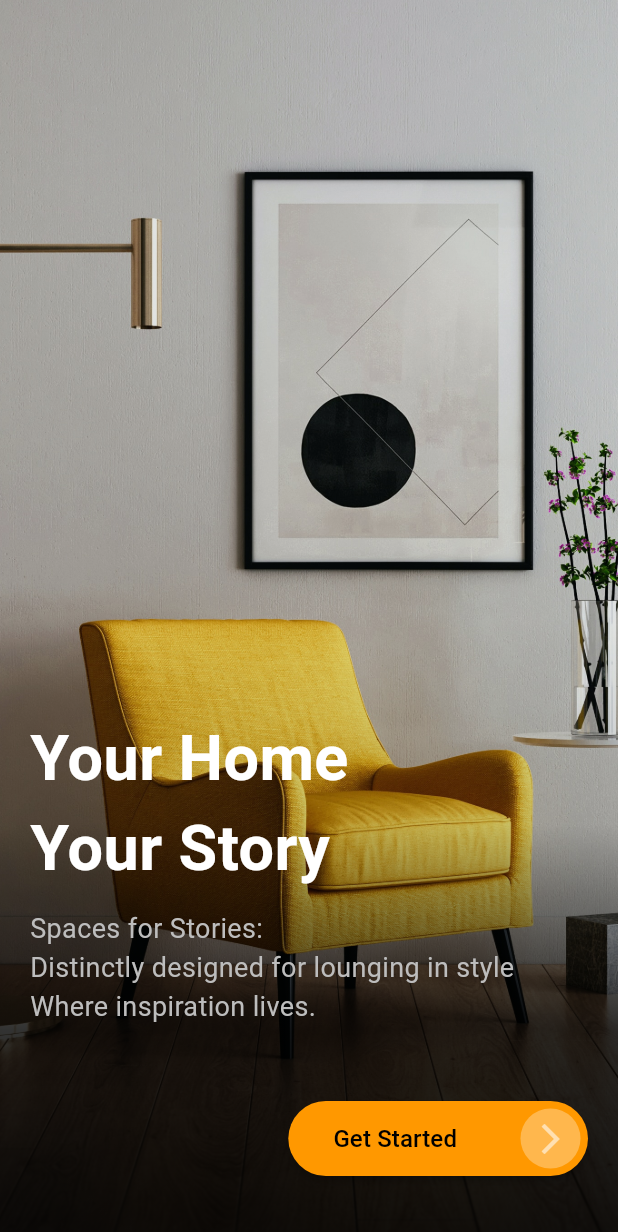
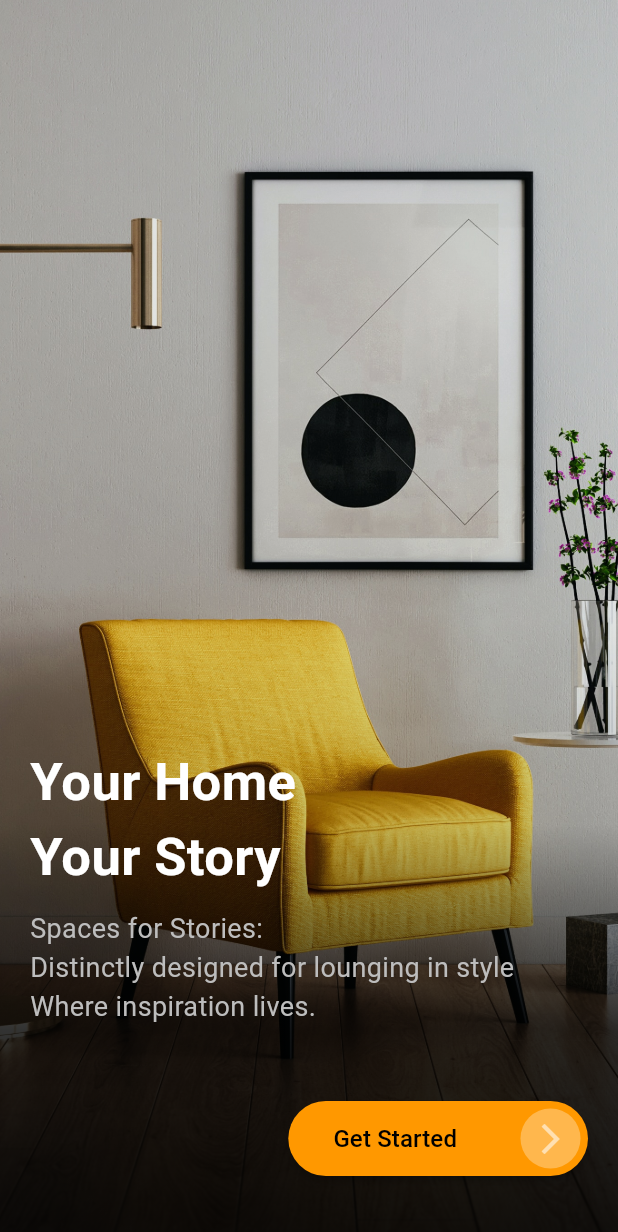
Before and after one commit to Tosin8/ktea, a Flutter app: the screen it shows after launch, on a phone screen of 412 x 824 dp. Shown: the top 1232 px of the screen. Run offline on Flutter 3.47's test engine with Material 3 defaults, Android fonts, the phone set to English and light mode, and no system bars; our stand-ins replace animate_do.

Commit message:
Updating documentation

```diff
--- a/lib/splash_screen/splash.dart
+++ b/lib/splash_screen/splash.dart
@@ -100,7 +100,7 @@ child: Stack (
               child: Text(_furnitures[index]['title'],
               style: const TextStyle(
                 color: Colors.white ,
-                fontSize: 42,
+                fontSize: 35,
                 fontWeight: FontWeight.bold),
                 ),
             ),
```
Also changed, not shown: 1 other file.
